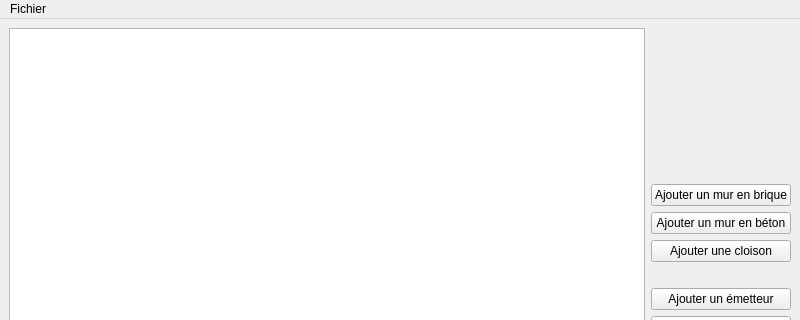
Old version of the form mainwindow.ui in the repository mathphi/TelecomPhysics_ProjectBA3; both pictures show x 0 to 800 and y 0 to 320 of the 800 by 600 pixel window.
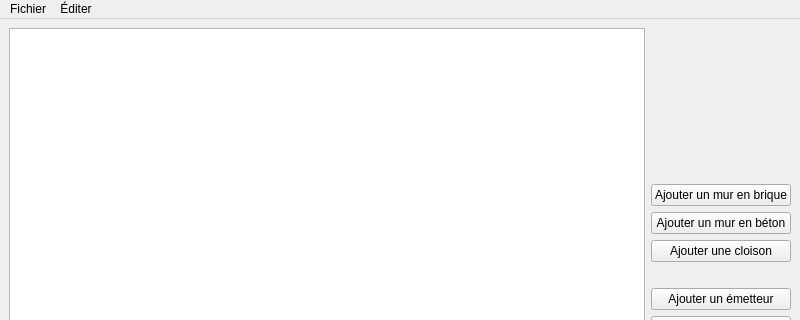
New version of the form.

```diff
--- a/mainwindow.ui
+++ b/mainwindow.ui
@@ -143,7 +143,7 @@
      <height>22</height>
     </rect>
    </property>
-   <widget class="QMenu" name="menuFichier">
+   <widget class="QMenu" name="menuFile">
     <property name="title">
      <string>Fichier</string>
     </property>
@@ -152,7 +152,22 @@
     <addaction name="separator"/>
     <addaction name="actionExit"/>
    </widget>
-   <addaction name="menuFichier"/>
+   <widget class="QMenu" name="menuEdit">
+    <property name="title">
+     <string>Éditer</string>
+    </property>
+    <addaction name="actionAddBrickWall"/>
+    <addaction name="actionAddConcreteWall"/>
+    <addaction name="actionAddPartitionWall"/>
+    <addaction name="separator"/>
+    <addaction name="actionAddEmitter"/>
+    <addaction name="actionAddReceiver"/>
+    <addaction name="separator"/>
+    <addaction name="actionEraseObject"/>
+    <addaction name="actionEraseAll"/>
+   </widget>
+   <addaction name="menuFile"/>
+   <addaction name="menuEdit"/>
   </widget>
   <widget class="QStatusBar" name="statusbar"/>
   <action name="actionOpen">
```
Left out of the diff: 38 changed lines with no effect on the pictures.
